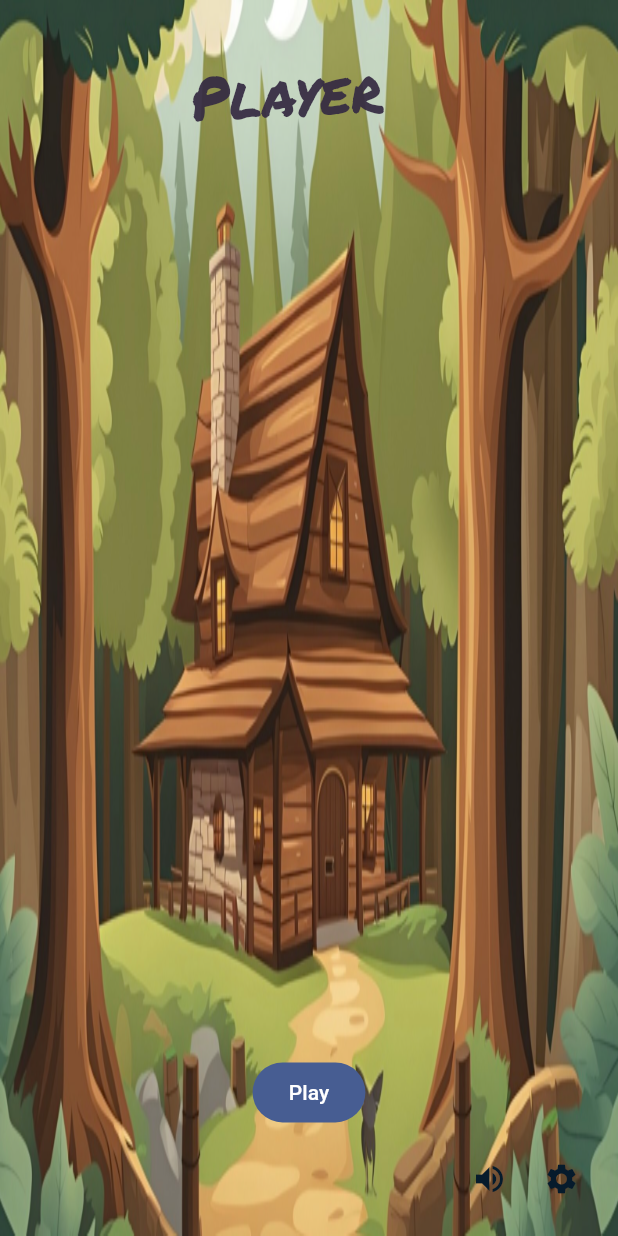
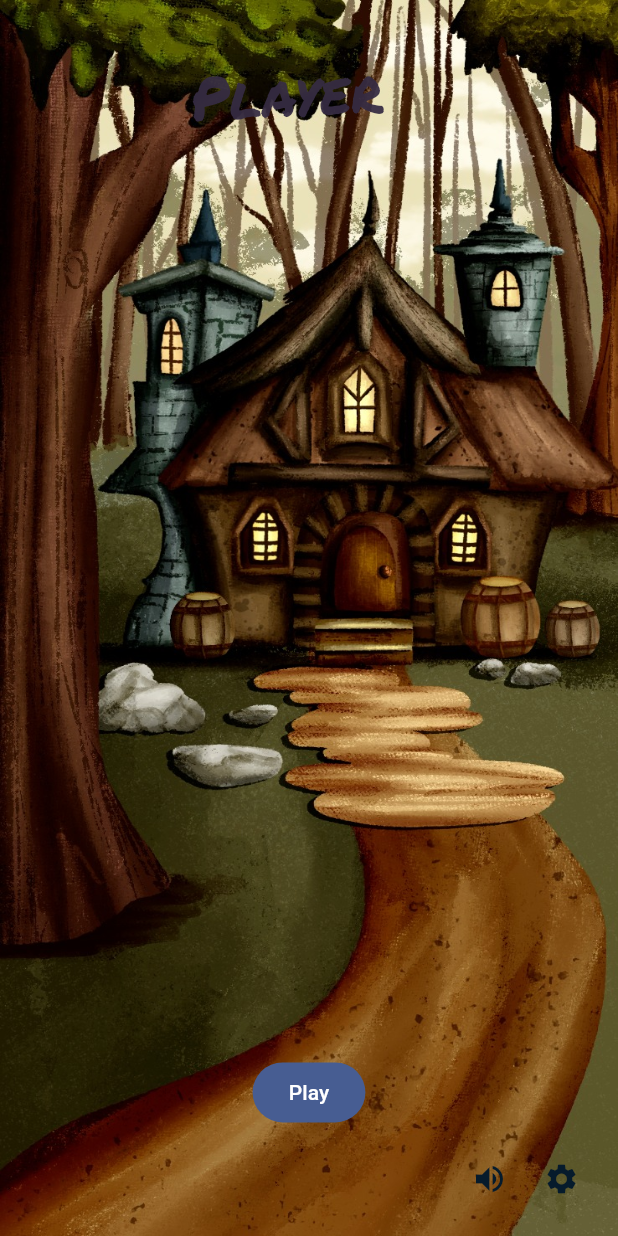
Before and after one commit to ihashand/Idle_Tavern_Rpg, a Flutter app: the screen it shows after launch, on a phone screen of 412 x 824 dp. Run offline on Flutter 3.47's test engine with Material 2 defaults, Android fonts, the phone set to English and light mode, and no system bars; our stand-ins replace audioplayers, firebase_core, go_router, google_mobile_ads, in_app_purchase, shared_preferences; missing offline and left inert: games_services; accounts and stored records are empty; generated files the repository leaves out were written again.

Commit message:
nowa_grafika
1. Dodalem nowe grafiki zeby sprawdzic jak wygladaja dla Beaty

```diff
--- a/lib/src/main_menu/main_menu_screen.dart
+++ b/lib/src/main_menu/main_menu_screen.dart
@@ -41,7 +41,8 @@ class MainMenuScreen extends StatelessWidget {
       body: Container(
         decoration: BoxDecoration(
           image: DecorationImage(
-            image: AssetImage("assets/images/menu/backgroundtest.jpeg"),
+            image: AssetImage(
+                "assets/images/menu/aeb2d9b1-d366-45d8-b4ec-d2d5f69310b8.jpg"),
             fit: BoxFit.fill,
           ),
         ),
```
Also changed, not shown: assets/images/menu/aeb2d9b1-d366-45d8-b4ec-d2d5f69310b8.jpg (added), assets/images/menu/backgroundtest2.jpeg (renamed from assets/images/menu/backgroundtest.jpeg), assets/images/menu/bf7bebc7-d55c-4663-80b7-abbe5a318f85.jpg (added).
